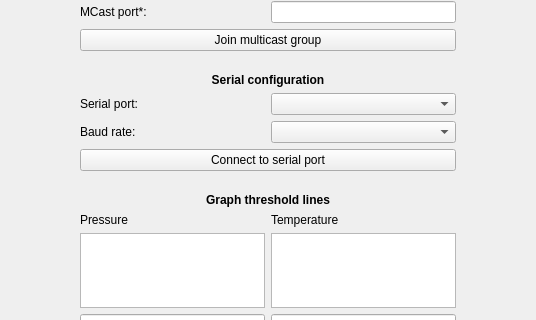
First picture: the form in main_window/ui/form.ui, repository CarletonURocketry/hybrid-engine-ui, before the edit; both pictures show x 392 to 928 and y 192 to 512 of the 1320 by 892 pixel window.
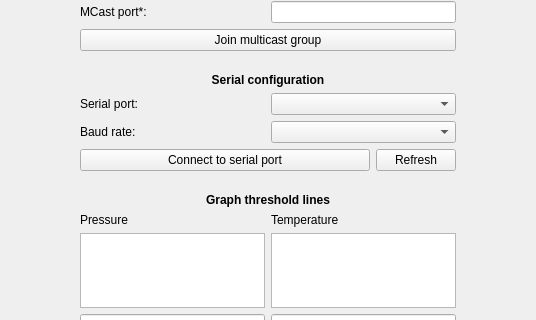
Second picture: the form after the edit. The open tabs and pages were chosen to show the change. Icons and pictures are not drawn. Custom widgets are drawn as their Qt base class.

Commit message:
Add support for serial connections (#59)
* Have serial port stuff populated on startup

* Properly handle connection and disconnection of serial port

* Correctly handle receiving entire struct at once

* Add button to refresh serial ports

* Add parsing of serial data packet

* Fix data stream being out of sync

* Fix starting tab

* clean up

* Format

* Add data conversions for pressure and temperature readings

* Have infinite lines be dashed

* Cleanup

```diff
--- a/main_window/ui/form.ui
+++ b/main_window/ui/form.ui
@@ -447,6 +447,8 @@
           </layout>
          </item>
          <item>
+          <layout class="QHBoxLayout" name="serialConnectLayout" stretch="100,0">
+           <item>
           <widget class="QPushButton" name="serialConnectButton">
            <property name="styleSheet">
             <string notr="true"/>
@@ -455,6 +457,15 @@
             <string>Connect to serial port</string>
            </property>
           </widget>
+           </item>
+           <item>
+            <widget class="QPushButton" name="serialRefreshButton">
+             <property name="text">
+              <string>Refresh</string>
+             </property>
+            </widget>
+           </item>
+          </layout>
          </item>
         </layout>
        </item>
```
Left out of the diff: 2 changed lines with no effect on the pictures. Lines whose indentation alone changed are shown as unchanged. The commit also changes 8 other files.
